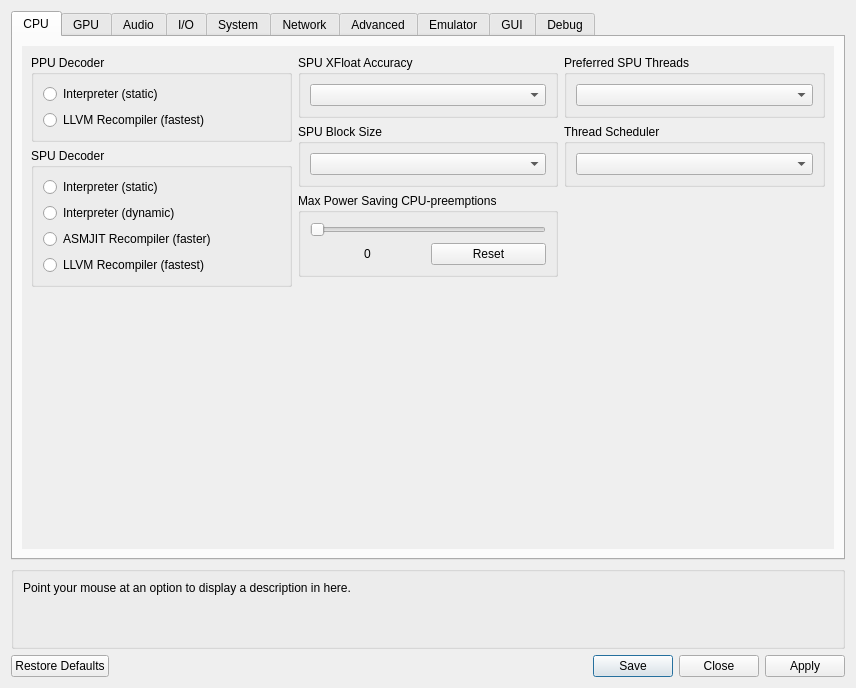
First picture: the form in rpcs3/rpcs3qt/settings_dialog.ui, repository RPCS3/rpcs3, before the edit.
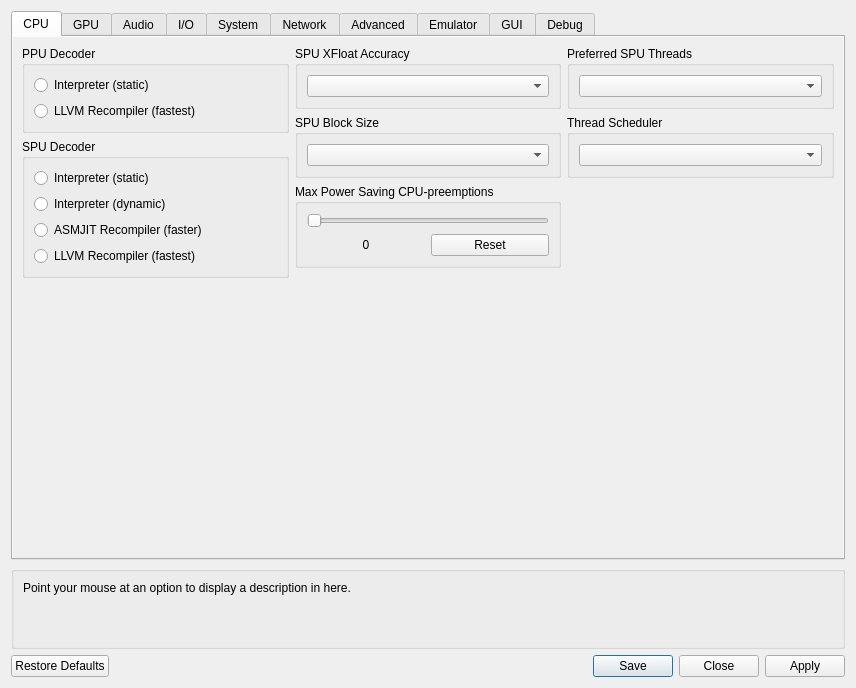
Second picture: the form after the edit. Icons and pictures are not drawn. Custom widgets are drawn as their Qt base class.

Commit message: Qt: Decrease layout margin in settings_dialog

Patch:
```diff
--- a/rpcs3/rpcs3qt/settings_dialog.ui
+++ b/rpcs3/rpcs3qt/settings_dialog.ui
@@ -29,17 +29,23 @@
   <layout class="QVBoxLayout" name="settings_dialog_layout" stretch="1,0,0">
    <item>
     <widget class="QTabWidget" name="tab_widget_settings">
-     <property name="enabled">
-      <bool>true</bool>
-     </property>
-     <property name="currentIndex">
-      <number>0</number>
-     </property>
      <widget class="QWidget" name="coreTab">
       <attribute name="title">
        <string>CPU</string>
       </attribute>
-      <layout class="QVBoxLayout" name="coreTabLayout" stretch="1">
+      <layout class="QVBoxLayout" name="coreTabLayout">
+       <property name="leftMargin">
+        <number>0</number>
+       </property>
+       <property name="topMargin">
+        <number>0</number>
+       </property>
+       <property name="rightMargin">
+        <number>0</number>
+       </property>
+       <property name="bottomMargin">
+        <number>0</number>
+       </property>
        <item>
         <widget class="QScrollArea" name="coreTabScrollArea">
          <property name="frameShape">
@@ -53,8 +59,8 @@
            <rect>
             <x>0</x>
             <y>0</y>
-            <width>814</width>
-            <height>498</height>
+            <width>832</width>
+            <height>516</height>
            </rect>
           </property>
           <layout class="QVBoxLayout" name="coreTabScrollContentsLayout">
```
Left out of the diff: 147 changed lines with no effect on the pictures.
